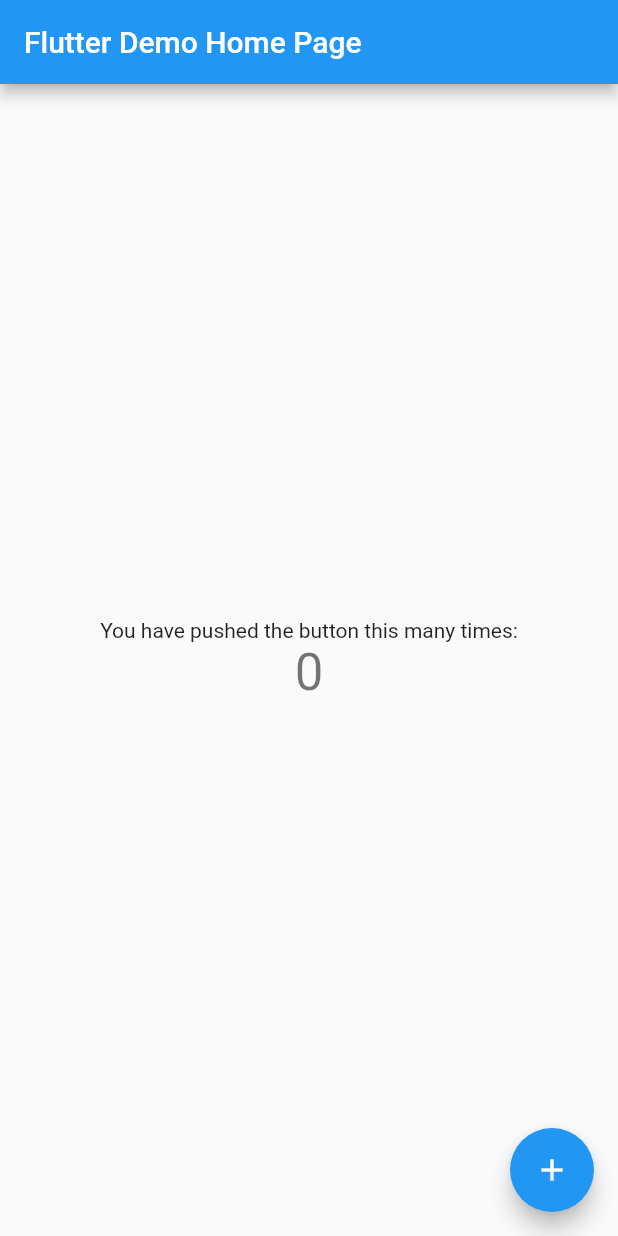
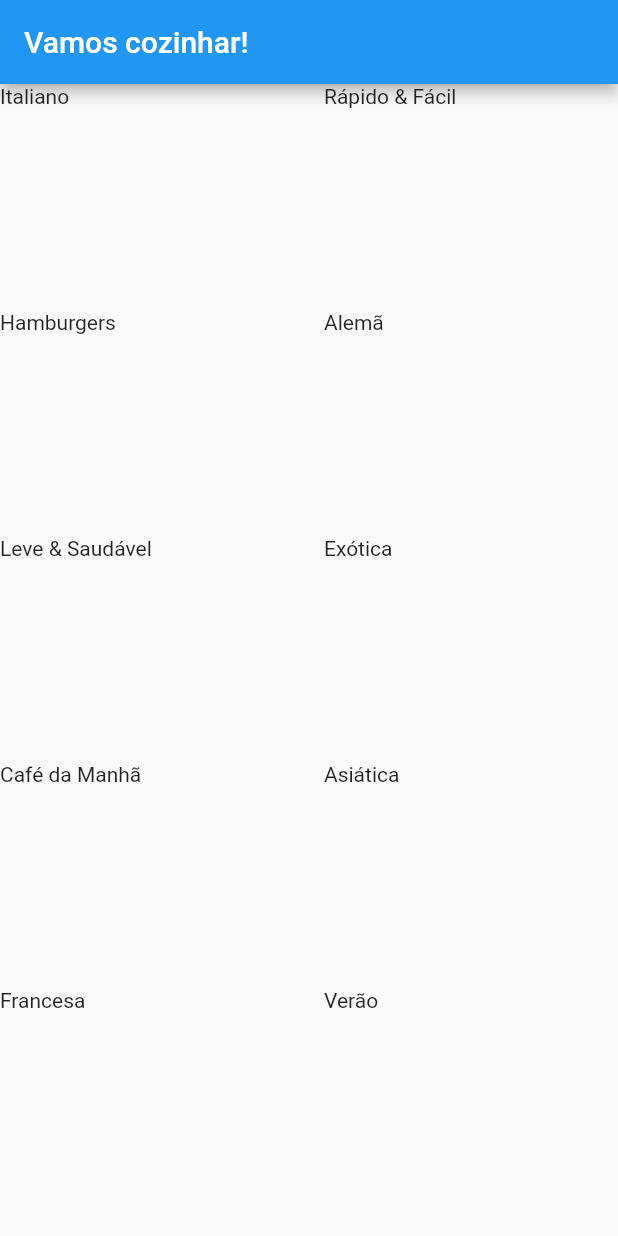
Before and after one commit to 2Wesley2/MealsApp, a Flutter app: the screen it shows after launch, on a phone screen of 412 x 824 dp. Run offline on Flutter 3.47's test engine with Material 2 defaults, Android fonts, the phone set to English and light mode, and no system bars.

Commit message:
Criado o modelo de uma categoria, o item que recebe esse modelo e página em que eles são exibidos já está recebendo essas informções e renderizando na tela. Criado o arquivo em que tem uma lista mockada de categorias.

```diff
--- /dev/null
+++ b/lib/components/category_item.dart
@@ -0,0 +1,15 @@
+import 'package:flutter/material.dart';
+import '../models/category.dart';
+
+class CategoryItem extends StatelessWidget {
+  final Category category;
+
+  const CategoryItem(this.category, {super.key});
+
+  @override
+  Widget build(BuildContext context) {
+    return Container(
+      child: Text(category.title),
+    );
+  }
+}
--- /dev/null
+++ b/lib/data/dummy_data.dart
@@ -0,0 +1,56 @@
+import 'package:flutter/material.dart';
+
+import '../models/category.dart';
+
+const dummyCategories = [
+  Category(
+    id: 'c1',
+    title: 'Italiano',
+    color: Colors.purple,
+  ),
+  Category(
+    id: 'c2',
+    title: 'Rápido & Fácil',
+    color: Colors.red,
+  ),
+  Category(
+    id: 'c3',
+    title: 'Hamburgers',
+    color: Colors.orange,
+  ),
+  Category(
+    id: 'c4',
+    title: 'Alemã',
+    color: Colors.amber,
+  ),
+  Category(
+    id: 'c5',
+    title: 'Leve & Saudável',
+    color: Colors.indigo,
+  ),
+  Category(
+    id: 'c6',
+    title: 'Exótica',
+    color: Colors.green,
+  ),
+  Category(
+    id: 'c7',
+    title: 'Café da Manhã',
+    color: Colors.lightBlue,
+  ),
+  Category(
+    id: 'c8',
+    title: 'Asiática',
+    color: Colors.lightGreen,
+  ),
+  Category(
+    id: 'c9',
+    title: 'Francesa',
+    color: Colors.pink,
+  ),
+  Category(
+    id: 'c10',
+    title: 'Verão',
+    color: Colors.teal,
+  ),
+];
--- a/lib/main.dart
+++ b/lib/main.dart
@@ -1,115 +1,21 @@
 import 'package:flutter/material.dart';
+import 'screens/category_screen.dart';
 
 void main() {
   runApp(const MyApp());
 }
 
 class MyApp extends StatelessWidget {
-  const MyApp({super.key});
+  const MyApp({Key? key}) : super(key: key);
 
-  // This widget is the root of your application.
   @override
   Widget build(BuildContext context) {
     return MaterialApp(
-      title: 'Flutter Demo',
+      title: 'Vamos Cozinhar?',
       theme: ThemeData(
-        // This is the theme of your application.
-        //
-        // Try running your application with "flutter run". You'll see the
-        // application has a blue toolbar. Then, without quitting the app, try
-        // changing the primarySwatch below to Colors.green and then invoke
-        // "hot reload" (press "r" in the console where you ran "flutter run",
-        // or simply save your changes to "hot reload" in a Flutter IDE).
-        // Notice that the counter didn't reset back to zero; the application
-        // is not restarted.
         primarySwatch: Colors.blue,
       ),
-      home: const MyHomePage(title: 'Flutter Demo Home Page'),
+      home: const CategoryScreen(),
     );
   }
 }
-
-class MyHomePage extends StatefulWidget {
-  const MyHomePage({super.key, required this.title});
-
-  // This widget is the home page of your application. It is stateful, meaning
-  // that it has a State object (defined below) that contains fields that affect
-  // how it looks.
-
-  // This class is the configuration for the state. It holds the values (in this
-  // case the title) provided by the parent (in this case the App widget) and
-  // used by the build method of the State. Fields in a Widget subclass are
-  // always marked "final".
-
-  final String title;
-
-  @override
-  State<MyHomePage> createState() => _MyHomePageState();
-}
-
-class _MyHomePageState extends State<MyHomePage> {
-  int _counter = 0;
-
-  void _incrementCounter() {
-    setState(() {
-      // This call to setState tells the Flutter framework that something has
-      // changed in this State, which causes it to rerun the build method below
-      // so that the display can reflect the updated values. If we changed
-      // _counter without calling setState(), then the build method would not be
-      // called again, and so nothing would appear to happen.
-      _counter++;
-    });
-  }
-
-  @override
-  Widget build(BuildContext context) {
-    // This method is rerun every time setState is called, for instance as done
-    // by the _incrementCounter method above.
-    //
-    // The Flutter framework has been optimized to make rerunning build methods
-    // fast, so that you can just rebuild anything that needs updating rather
-    // than having to individually change instances of widgets.
-    return Scaffold(
-      appBar: AppBar(
-        // Here we take the value from the MyHomePage object that was created by
-        // the App.build method, and use it to set our appbar title.
-        title: Text(widget.title),
-      ),
-      body: Center(
-        // Center is a layout widget. It takes a single child and positions it
-        // in the middle of the parent.
-        child: Column(
-          // Column is also a layout widget. It takes a list of children and
-          // arranges them vertically. By default, it sizes itself to fit its
-          // children horizontally, and tries to be as tall as its parent.
-          //
-          // Invoke "debug painting" (press "p" in the console, choose the
-          // "Toggle Debug Paint" action from the Flutter Inspector in Android
-          // Studio, or the "Toggle Debug Paint" command in Visual Studio Code)
-          // to see the wireframe for each widget.
-          //
-          // Column has various properties to control how it sizes itself and
-          // how it positions its children. Here we use mainAxisAlignment to
-          // center the children vertically; the main axis here is the vertical
-          // axis because Columns are vertical (the cross axis would be
-          // horizontal).
-          mainAxisAlignment: MainAxisAlignment.center,
-          children: <Widget>[
-            const Text(
-              'You have pushed the button this many times:',
-            ),
-            Text(
-              '$_counter',
-              style: Theme.of(context).textTheme.headlineMedium,
-            ),
-          ],
-        ),
-      ),
-      floatingActionButton: FloatingActionButton(
-        onPressed: _incrementCounter,
-        tooltip: 'Increment',
-        child: const Icon(Icons.add),
-      ), // This trailing comma makes auto-formatting nicer for build methods.
-    );
-  }
-}
--- /dev/null
+++ b/lib/models/category.dart
@@ -0,0 +1,13 @@
+import 'package:flutter/material.dart';
+
+class Category {
+  final String id;
+  final String title;
+  final Color color;
+
+  const Category({
+    required this.id,
+    required this.title,
+    this.color = Colors.orange,
+  });
+}
--- /dev/null
+++ b/lib/screens/category_screen.dart
@@ -0,0 +1,27 @@
+import 'package:flutter/material.dart';
+import '../components/category_item.dart';
+import '../data/dummy_data.dart';
+
+class CategoryScreen extends StatelessWidget {
+  const CategoryScreen({super.key});
+
+  @override
+  Widget build(BuildContext context) {
+    return Scaffold(
+      appBar: AppBar(
+        title: const Text('Vamos cozinhar!'),
+      ),
+      body: GridView(
+        gridDelegate: const SliverGridDelegateWithMaxCrossAxisExtent(
+          maxCrossAxisExtent: 200,
+          childAspectRatio: 3 / 2,
+          crossAxisSpacing: 20,
+          mainAxisSpacing: 20,
+        ),
+        children: dummyCategories.map((cat) {
+          return CategoryItem(cat);
+        }).toList(),
+      ),
+    );
+  }
+}
```
